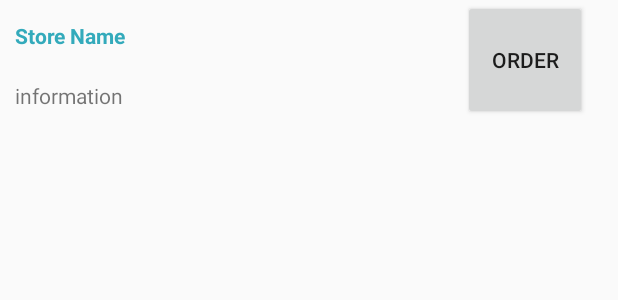
After one commit to givenone/19fallmobile, an Android app: the layout listview_search.xml on its own in the app's theme, with its tools: preview values and no code run, on a phone screen of 412 x 824 dp. The commit adds this screen. Shown: the top 300 px of the screen. Run offline under Robolectric (Android 15) with nearby library versions, the phone set to English and light mode, and no system bars; network calls fail.

Commit message:
listview & put store

```diff
--- a/ezorder_app/app/src/main/res/layout/fragment_edit_my_store.xml
+++ b/ezorder_app/app/src/main/res/layout/fragment_edit_my_store.xml
@@ -169,7 +169,7 @@
                     android:layout_marginLeft="27dp"
                     android:layout_marginTop="5dp"
                     android:fontFamily="@font/roboto"
-                    android:text="Location"
+                    android:text="Information"
                     android:textColor="#969696"
                     android:textSize="15sp" />
 
@@ -182,7 +182,7 @@
                     android:padding="10dp">
 
                     <EditText
-                        android:id="@+id/store_location_edit"
+                        android:id="@+id/store_information_edit"
                         android:layout_width="match_parent"
                         android:layout_height="wrap_content"
                         android:background="#00000000"
--- /dev/null
+++ b/ezorder_app/app/src/main/res/layout/listview_search.xml
@@ -0,0 +1,47 @@
+<?xml version="1.0" encoding="utf-8"?>
+<LinearLayout xmlns:android="http://schemas.android.com/apk/res/android"
+    android:orientation="horizontal"
+    android:layout_width="match_parent"
+    android:layout_height="80dp">
+
+    <LinearLayout
+        android:layout_width="0dp"
+        android:layout_height="match_parent"
+        android:layout_weight="75"
+        android:orientation="vertical">
+
+        <TextView
+            android:id="@+id/listview_search_storename"
+            android:layout_width="match_parent"
+            android:layout_height="0dp"
+            android:text="Store Name"
+            android:layout_weight="60"
+            android:gravity="center_vertical"
+            android:paddingLeft="10dp"
+            android:textStyle="bold"
+            android:textColor="#33aabb"
+            />
+        <TextView
+            android:id="@+id/listview_search_information"
+            android:layout_width="match_parent"
+            android:layout_height="0dp"
+            android:text="information"
+            android:layout_weight="40"
+            android:gravity="center_vertical"
+            android:paddingLeft="10dp"
+            />
+    </LinearLayout>
+
+    <Button
+        android:id="@+id/listview_search_button"
+        android:layout_width="0dp"
+        android:layout_height="match_parent"
+        android:text="Order"
+        android:layout_weight="20"
+        />
+    <View
+        android:layout_width="0dp"
+        android:layout_height="match_parent"
+        android:layout_weight="5"
+        />
+</LinearLayout>
```
Also changed, not shown: ezorder_app/app/src/main/java/SearchAdapter.kt (added, +51 -0 lines), ezorder_app/app/src/main/java/com/example/ezorder/VolleyService.kt (+20 -0 lines), ezorder_app/app/src/main/java/com/example/ezorder/edit_my_store.kt (+43 -2 lines), ezorder_app/app/src/main/java/com/example/ezorder/search.kt (+6 -10 lines), ezorder_app/app/src/main/java/com/example/ezorder/whenorder.kt (+8 -1 lines), ezorder_app/app/src/main/res/layout/fragment_search.xml (+4 -7 lines), 1 other file.
